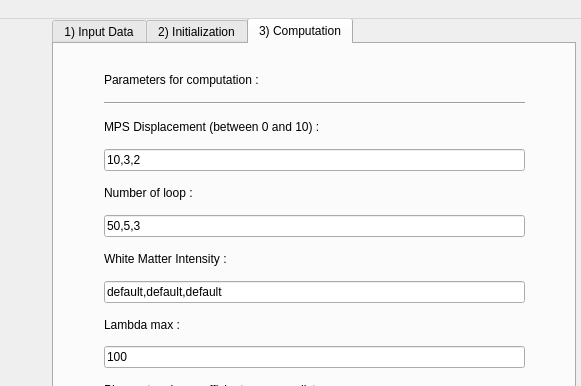
Above: CCSeg/CCsegtoolguiwindow.ui from NIRALUser/CCSeg before the change; both pictures show x 585 to 1166 and y 0 to 386 of the 1166 by 892 pixel window. Below: the same form after it.
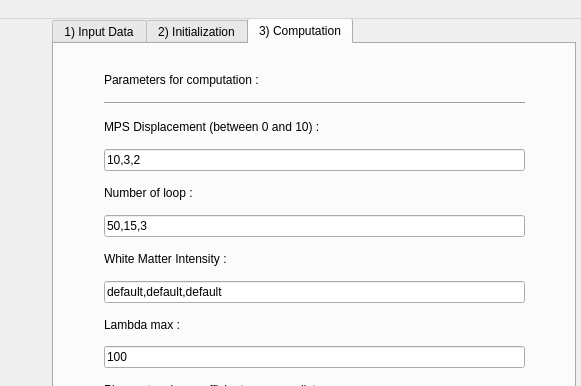
That is the form after the change. The open tabs and pages were chosen to show the change.

Commit message: BUG: value of the rotation after the initialization modified if you add a flip

```diff
--- a/CCSeg/CCsegtoolguiwindow.ui
+++ b/CCSeg/CCsegtoolguiwindow.ui
@@ -928,7 +928,7 @@
              <set>Qt::ImhNone</set>
             </property>
             <property name="text">
-             <string>50,5,3</string>
+             <string>50,15,3</string>
             </property>
            </widget>
           </item>
```
The commit also changes 2 other files.
